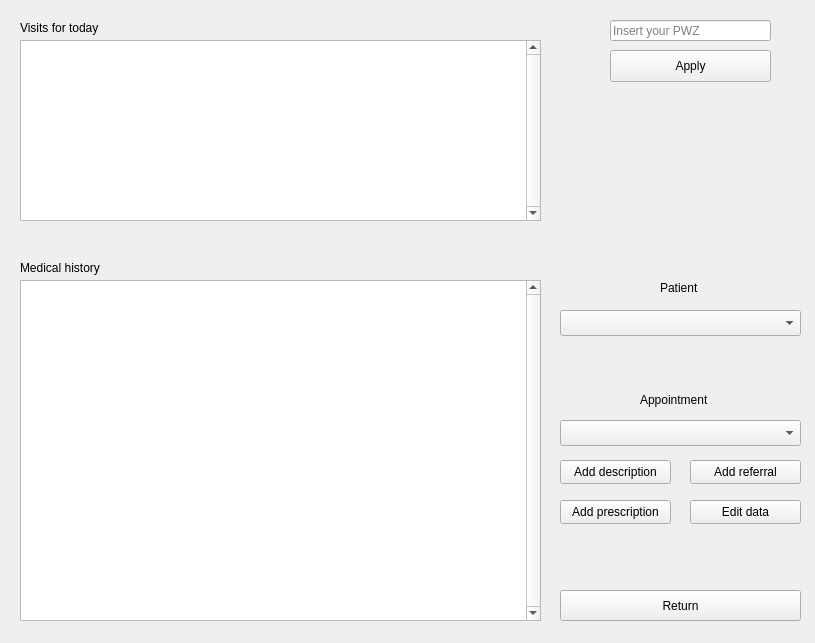
Old version of the form gui/Medician2.ui in the repository FilipHa5/Clinic-Management-PyMongo.
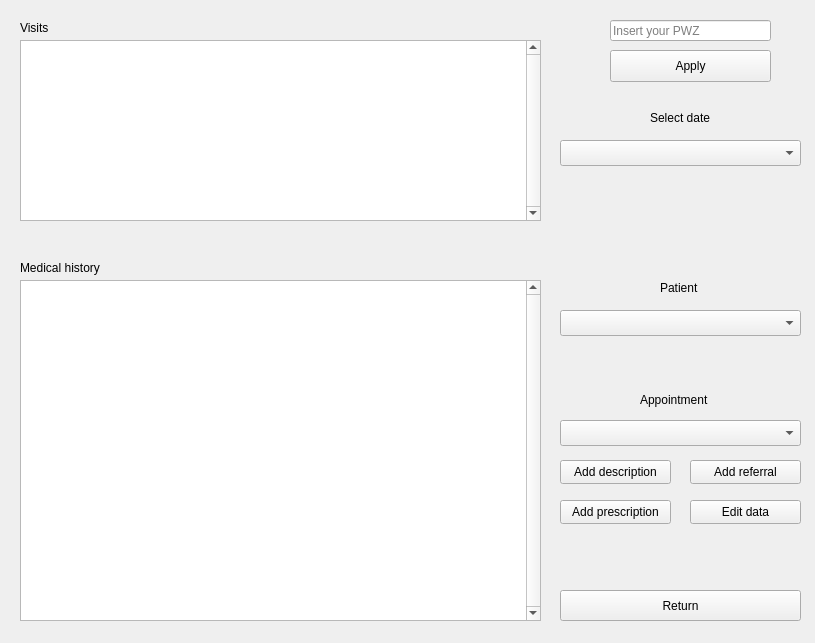
New version of the form.

Commit message: Updated Medician windows

Diff of the .ui file:
```diff
--- a/gui/Medician2.ui
+++ b/gui/Medician2.ui
@@ -81,7 +81,7 @@
     </rect>
    </property>
    <property name="text">
-    <string>Visits for today</string>
+    <string>Visits</string>
    </property>
   </widget>
   <widget class="QLabel" name="label_patient">
@@ -217,6 +217,29 @@
     <string>Edit data</string>
    </property>
   </widget>
+  <widget class="QLabel" name="label_patient_2">
+   <property name="geometry">
+    <rect>
+     <x>650</x>
+     <y>110</y>
+     <width>131</width>
+     <height>16</height>
+    </rect>
+   </property>
+   <property name="text">
+    <string>Select date</string>
+   </property>
+  </widget>
+  <widget class="QComboBox" name="combo_box_patient_2">
+   <property name="geometry">
+    <rect>
+     <x>560</x>
+     <y>140</y>
+     <width>241</width>
+     <height>26</height>
+    </rect>
+   </property>
+  </widget>
  </widget>
  <resources/>
  <connections/>
```
The commit also changes 9 other files.
